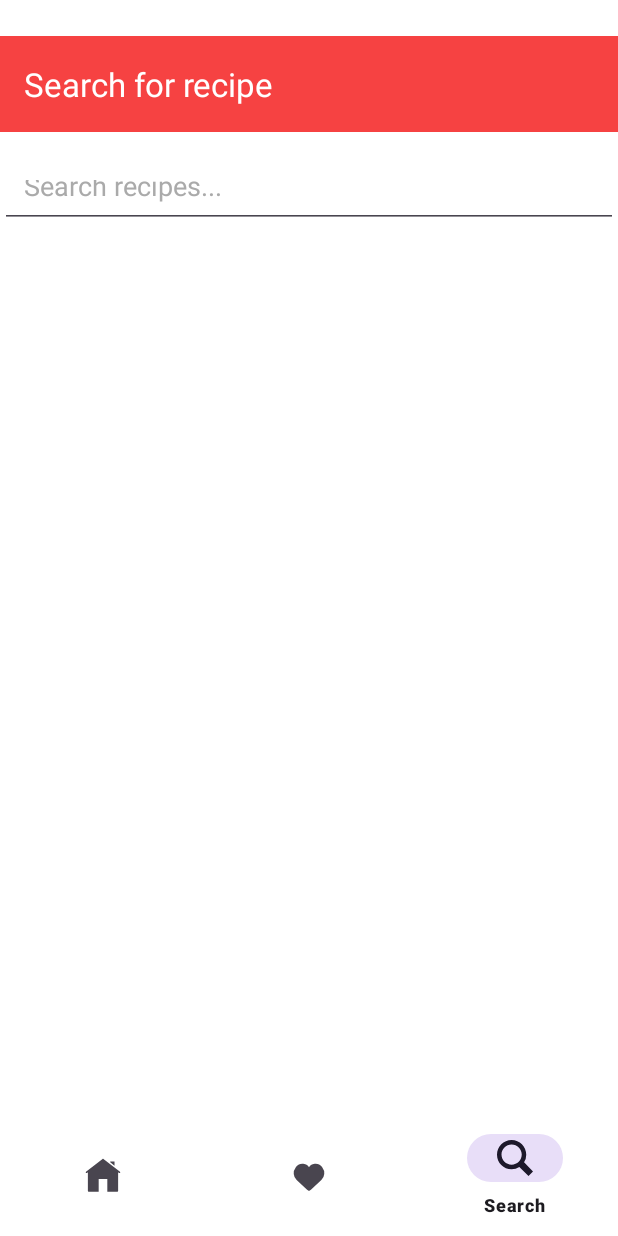
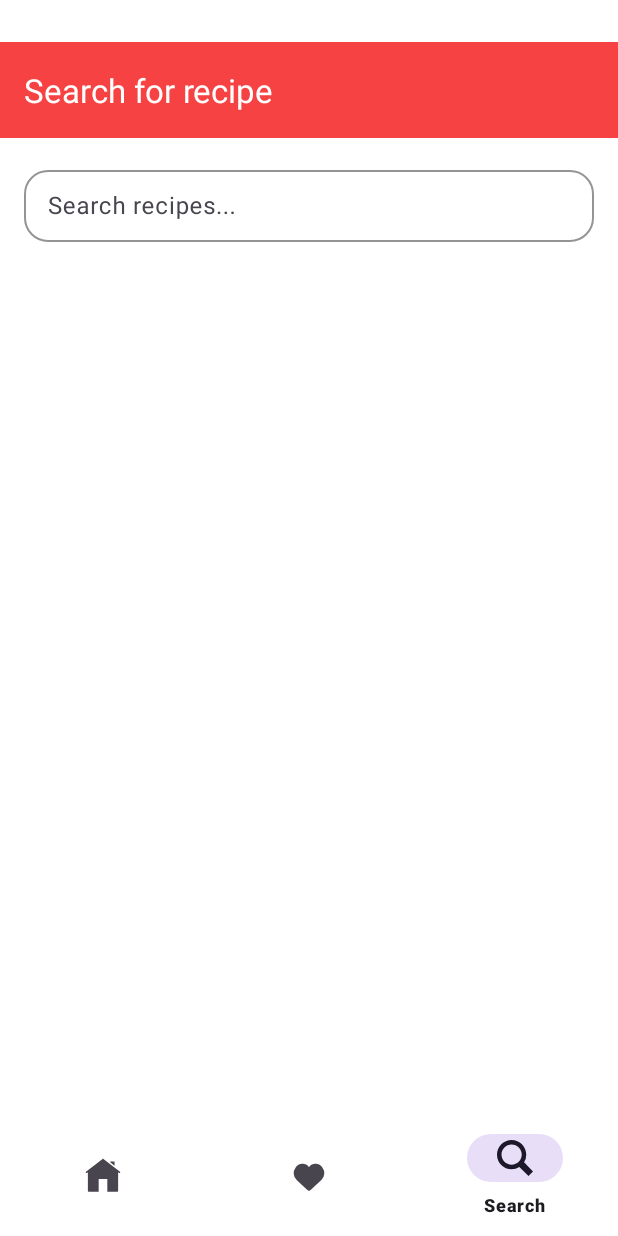
Before and after one commit to Ahmed-Saber-25/final_summer_course, an Android app: the SearchFragment screen opened through its navigation route, on a phone screen of 412 x 824 dp. Run offline under Robolectric (Android 15) with nearby library versions, the phone set to English and light mode, and no system bars; our stand-ins replace navigation-ui.

Commit message:
Update UI elements in fragments; adjust margins and add error handling for login

```diff
--- a/app/src/main/java/com/example/final_summer_course/features/views/auth/LoginFragment.kt
+++ b/app/src/main/java/com/example/final_summer_course/features/views/auth/LoginFragment.kt
@@ -63,6 +63,7 @@ class LoginFragment : Fragment() {
             requireActivity().finish()
         } else {
             binding.errorEmail.visibility = View.GONE
+            binding.errorPassword.visibility = View.VISIBLE
             binding.errorPassword.text = "Please check your Email/Password"
         }
     }
--- a/app/src/main/java/com/example/final_summer_course/features/views/recipe/MealAdapter.kt
+++ b/app/src/main/java/com/example/final_summer_course/features/views/recipe/MealAdapter.kt
@@ -37,6 +37,8 @@ class MealAdapter(
 
         Glide.with(holder.image)
             .load(meal.imageUrl)
+            .placeholder(R.drawable.ic_launcher_background)
+            .error(R.drawable.person)
             .into(holder.image)
 
         holder.itemView.setOnClickListener {
--- a/app/src/main/java/com/example/final_summer_course/features/views/recipe/MealRepository.kt
+++ b/app/src/main/java/com/example/final_summer_course/features/views/recipe/MealRepository.kt
@@ -10,6 +10,7 @@ interface MealRepository {
     suspend fun insertMeal(meal: MealModel)
     suspend fun deleteMeal(meal: MealModel)
     suspend fun isMealFavorite(id: String): Boolean
+    suspend fun deleteAllMeals()
 }
 
 class MealRepositoryImpl(private val mealDao: MealDao) : MealRepository {
@@ -29,4 +30,8 @@ class MealRepositoryImpl(private val mealDao: MealDao) : MealRepository {
     override suspend fun isMealFavorite(id: String): Boolean {
         return mealDao.isMealFavorite(id)
     }
+
+    override suspend fun deleteAllMeals() {
+        return mealDao.deleteAllMeals()
+    }
 }
--- a/app/src/main/java/com/example/final_summer_course/features/views/recipe/RecipeListFragment.kt
+++ b/app/src/main/java/com/example/final_summer_course/features/views/recipe/RecipeListFragment.kt
@@ -13,6 +13,7 @@ import androidx.appcompat.app.ActionBarDrawerToggle
 import androidx.appcompat.app.AlertDialog
 import androidx.appcompat.app.AppCompatActivity
 import androidx.fragment.app.Fragment
+import androidx.lifecycle.lifecycleScope
 import androidx.navigation.NavController
 import androidx.navigation.fragment.findNavController
 import androidx.recyclerview.widget.LinearLayoutManager
@@ -20,6 +21,7 @@ import com.example.final_summer_course.R
 import com.example.final_summer_course.databinding.FragmentRecipeListBinding
 import com.example.final_summer_course.features.views.auth.AuthActivity
 import com.example.final_summer_course.features.views.recipe.api.RetrofitHelper
+import com.example.final_summer_course.features.views.recipe.database.MealDatabase
 import com.example.final_summer_course.utils.SharedPref
 import com.google.android.material.navigation.NavigationView
 import kotlinx.coroutines.Dispatchers
@@ -48,31 +50,18 @@ class RecipeListFragment : Fragment(), NavigationView.OnNavigationItemSelectedLi
 
         navController = findNavController()
 
-        val savedUser = SharedPref.getInstance().getUser()
-        val headerView = binding.navigationView.getHeaderView(0)
-        val titleView = headerView.findViewById<TextView>(R.id.drawer_header_title)
-        val subtitleView = headerView.findViewById<TextView>(R.id.drawer_header_subtitle)
-        titleView.text = "Welcome ${savedUser?.name}"
-        subtitleView.text = "${savedUser?.email}"
+        setupDrawerHeader()
 
-        val activity = requireActivity() as AppCompatActivity
-        activity.setSupportActionBar(binding.toolbar)
-
-        toggle = ActionBarDrawerToggle(
-            activity,
-            binding.drawerLayout,
-            binding.toolbar,
-            R.string.open,
-            R.string.close
-        )
-        binding.drawerLayout.addDrawerListener(toggle)
-        toggle.drawerArrowDrawable.color = Color.WHITE
-        toggle.syncState()
+        setupToolbarWithDrawer()
 
         binding.navigationView.setNavigationItemSelectedListener(this)
 
         binding.recyclerView.layoutManager = LinearLayoutManager(requireContext())
 
+        getMealsList()
+    }
+
+    fun getMealsList() {
         GlobalScope.launch(Dispatchers.IO) {
             try {
                 val mealsResponse = RetrofitHelper.instance.searchMealByName("C")
@@ -99,6 +88,30 @@ class RecipeListFragment : Fragment(), NavigationView.OnNavigationItemSelectedLi
         }
     }
 
+    fun setupToolbarWithDrawer() {
+        val activity = requireActivity() as AppCompatActivity
+        activity.setSupportActionBar(binding.toolbar)
+
+        toggle = ActionBarDrawerToggle(
+            activity,
+            binding.drawerLayout,
+            binding.toolbar,
+            R.string.open,
+            R.string.close
+        )
+        binding.drawerLayout.addDrawerListener(toggle)
+        toggle.drawerArrowDrawable.color = Color.WHITE
+        toggle.syncState()
+    }
+
+    fun setupDrawerHeader() {
+        val savedUser = SharedPref.getInstance().getUser()
+        val headerView = binding.navigationView.getHeaderView(0)
+        val titleView = headerView.findViewById<TextView>(R.id.drawer_header_title)
+        val subtitleView = headerView.findViewById<TextView>(R.id.drawer_header_subtitle)
+        titleView.text = "Welcome ${savedUser?.name}"
+        subtitleView.text = "${savedUser?.email}"
+    }
 
     override fun onDestroyView() {
         super.onDestroyView()
@@ -131,6 +144,7 @@ class RecipeListFragment : Fragment(), NavigationView.OnNavigationItemSelectedLi
                         val intent = Intent(requireContext(), AuthActivity::class.java)
                         startActivity(intent)
                         requireActivity().finish()
+                        deleteAllMeals()
                         Toast.makeText(context, "Account Deleted Successfully", Toast.LENGTH_SHORT)
                             .show()
                     }
@@ -142,4 +156,11 @@ class RecipeListFragment : Fragment(), NavigationView.OnNavigationItemSelectedLi
         return true
     }
 
+    fun deleteAllMeals() {
+        lifecycleScope.launch {
+            val mealDao = MealDatabase.getInstance(requireContext()).mealDao()
+            mealDao.deleteAllMeals()
+        }
+    }
+
 }
--- a/app/src/main/java/com/example/final_summer_course/features/views/recipe/database/MealDao.kt
+++ b/app/src/main/java/com/example/final_summer_course/features/views/recipe/database/MealDao.kt
@@ -21,4 +21,7 @@ interface MealDao {
 
     @Query("SELECT EXISTS(SELECT 1 FROM meals WHERE id = :mealId)")
     suspend fun isMealFavorite(mealId: String): Boolean
+
+    @Query("DELETE FROM meals")
+    suspend fun deleteAllMeals()
 }
--- a/app/src/main/java/com/example/final_summer_course/features/views/recipe/models/MealModel.kt
+++ b/app/src/main/java/com/example/final_summer_course/features/views/recipe/models/MealModel.kt
@@ -15,11 +15,11 @@ data class MealModel(
     @SerializedName("strMeal")
     val title: String,
     @SerializedName("strMealThumb")
-    val imageUrl: String,
+    val imageUrl: String? = null,
     @SerializedName("strCategory")
-    val category: String,
+    val category: String? = null,
     @SerializedName("strArea")
-    val area: String,
+    val area: String? = null,
     @SerializedName("strYoutube")
     val youtubeUrl: String? = null,
     @SerializedName("strInstructions")
--- a/app/src/main/java/com/example/final_summer_course/features/views/search/SearchFragment.kt
+++ b/app/src/main/java/com/example/final_summer_course/features/views/search/SearchFragment.kt
@@ -45,7 +45,7 @@ class SearchFragment : Fragment() {
         binding.toolbar.setTitleTextColor(Color.WHITE)
         binding.progressBar.visibility = View.GONE
 
-        binding.searchEditText.addTextChangedListener(object : TextWatcher {
+        binding.editText.addTextChangedListener(object : TextWatcher {
             override fun afterTextChanged(text: Editable?) {
                 val recipe = text.toString().trim()
                 if (recipe.isNotEmpty()) {
--- a/app/src/main/res/layout/fragment_favorite.xml
+++ b/app/src/main/res/layout/fragment_favorite.xml
@@ -11,7 +11,7 @@
         android:id="@+id/toolbar"
         android:layout_width="match_parent"
         android:layout_height="wrap_content"
-        android:layout_marginTop="24dp"
+        android:layout_marginTop="28dp"
         android:background="@color/PrimaryColor"
         android:elevation="4dp"
         android:minHeight="?attr/actionBarSize"
@@ -25,7 +25,7 @@
         android:id="@+id/recyclerView"
         android:layout_width="match_parent"
         android:layout_height="match_parent"
-        android:layout_marginTop="90dp"
+        android:layout_marginTop="92dp"
         android:padding="12dp"
         app:layout_constraintStart_toStartOf="parent"
         app:layout_constraintTop_toTopOf="@id/toolbar">
--- a/app/src/main/res/layout/fragment_recipe_item_details.xml
+++ b/app/src/main/res/layout/fragment_recipe_item_details.xml
@@ -106,6 +106,7 @@
                 android:layout_width="wrap_content"
                 android:layout_height="wrap_content"
                 android:layout_marginTop="8dp"
+                android:layout_marginBottom="16dp"
                 android:paddingHorizontal="16dp"
                 android:textSize="14sp" />
 
--- a/app/src/main/res/layout/fragment_recipe_list.xml
+++ b/app/src/main/res/layout/fragment_recipe_list.xml
@@ -17,7 +17,7 @@
             android:id="@+id/toolbar"
             android:layout_width="match_parent"
             android:layout_height="wrap_content"
-            android:layout_marginTop="24dp"
+            android:layout_marginTop="28dp"
             android:background="@color/PrimaryColor"
             android:elevation="4dp"
             android:minHeight="?attr/actionBarSize"
@@ -31,7 +31,7 @@
             android:id="@+id/recyclerView"
             android:layout_width="match_parent"
             android:layout_height="match_parent"
-            android:layout_marginTop="88dp"
+            android:layout_marginTop="92dp"
             android:padding="12dp"
             app:layout_constraintStart_toStartOf="parent"
             app:layout_constraintTop_toTopOf="@id/toolbar">
--- a/app/src/main/res/layout/fragment_search.xml
+++ b/app/src/main/res/layout/fragment_search.xml
@@ -10,7 +10,7 @@
         android:id="@+id/toolbar"
         android:layout_width="match_parent"
         android:layout_height="wrap_content"
-        android:layout_marginTop="24dp"
+        android:layout_marginTop="28dp"
         android:background="@color/PrimaryColor"
         android:elevation="4dp"
         android:minHeight="?attr/actionBarSize"
@@ -20,21 +20,31 @@
         app:titleTextColor="@color/white"
         app:title="@string/search_for_recipe" />
 
-    <EditText
+    <com.google.android.material.textfield.TextInputLayout
         android:id="@+id/searchEditText"
         android:layout_width="0dp"
-        android:layout_height="48dp"
+        android:layout_height="wrap_content"
         android:layout_marginTop="16dp"
-        android:hint="Search recipes..."
-        android:inputType="text"
-        android:padding="16dp"
-        android:paddingStart="16dp"
-        android:paddingEnd="16dp"
-        android:textColor="@android:color/black"
-        android:textColorHint="@android:color/darker_gray"
-        app:layout_constraintEnd_toEndOf="parent"
+        android:layout_marginHorizontal="16dp"
+        android:hint="@string/search_recipes"
+        app:boxBackgroundMode="outline"
+        app:boxCornerRadiusTopStart="16dp"
+        app:boxCornerRadiusTopEnd="16dp"
+        app:boxCornerRadiusBottomStart="16dp"
+        app:boxCornerRadiusBottomEnd="16dp"
+        app:boxStrokeColor="@color/PrimaryColor"
+        app:layout_constraintTop_toBottomOf="@id/toolbar"
         app:layout_constraintStart_toStartOf="parent"
-        app:layout_constraintTop_toBottomOf="@id/toolbar" />
+        app:layout_constraintEnd_toEndOf="parent">
+
+        <com.google.android.material.textfield.TextInputEditText
+            android:id="@+id/editText"
+            android:layout_width="match_parent"
+            android:layout_height="48dp"
+            android:inputType="text"
+            android:textColor="@android:color/black"
+            android:textColorHint="@android:color/darker_gray" />
+    </com.google.android.material.textfield.TextInputLayout>
 
     <androidx.recyclerview.widget.RecyclerView
         android:id="@+id/recyclerView"
--- a/app/src/main/res/values/strings.xml
+++ b/app/src/main/res/values/strings.xml
@@ -27,4 +27,5 @@
     <string name="already_have_an_account">Already have an account?</string>
     <string name="add_to_favorites">Add to Favorites</string>
     <string name="search_for_recipe">Search for recipe</string>
+    <string name="search_recipes">Search recipes...</string>
 </resources>
```
Also changed, not shown: app/src/main/java/com/example/final_summer_course/features/views/recipe/RecipeItemDetailsFragment.kt (+20 -4 lines).
